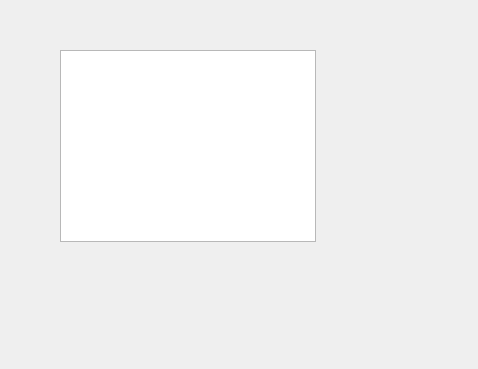
First picture: the form in verbeditor.ui, repository rlinosaur/verbs_project, before the edit.
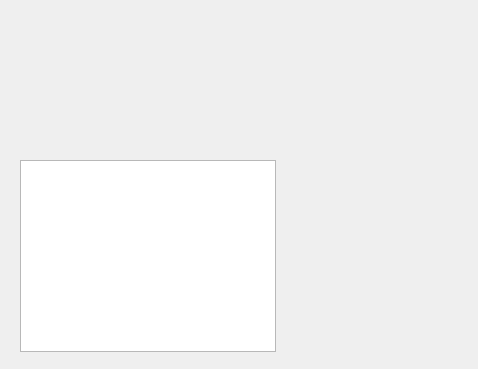
Second picture: the form after the edit.

What changed in the file:
```diff
--- a/verbeditor.ui
+++ b/verbeditor.ui
@@ -16,8 +16,8 @@
   <widget class="QTableView" name="tableView">
    <property name="geometry">
     <rect>
-     <x>60</x>
-     <y>50</y>
+     <x>20</x>
+     <y>160</y>
      <width>256</width>
      <height>192</height>
     </rect>
```
Left out of the diff: 21 changed lines with no effect on the pictures.
